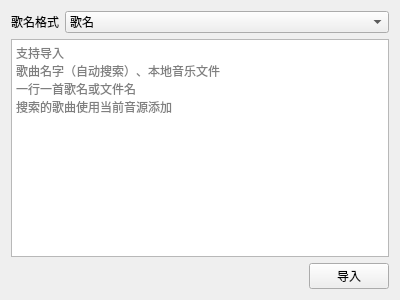
The window that order_player/importsongsdialog.ui (iwxyi/Bilibili-MagicalDanmaku) describes before a commit, drawn with Qt 5.
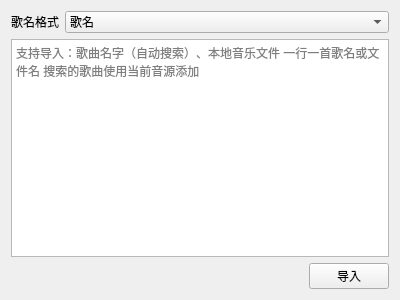
The same window after the commit.

Commit message: 添加本地歌曲；修复立即播放导致崩溃的问题

```diff
--- a/order_player/importsongsdialog.ui
+++ b/order_player/importsongsdialog.ui
@@ -65,10 +65,7 @@
    <item>
     <widget class="QPlainTextEdit" name="plainTextEdit">
      <property name="placeholderText">
-      <string>支持导入
-歌曲名字（自动搜索）、本地音乐文件
-一行一首歌名或文件名
-搜索的歌曲使用当前音源添加</string>
+      <string>支持导入：歌曲名字（自动搜索）、本地音乐文件 一行一首歌名或文件名 搜索的歌曲使用当前音源添加</string>
      </property>
     </widget>
    </item>
```
The commit also changes 5 other files.
